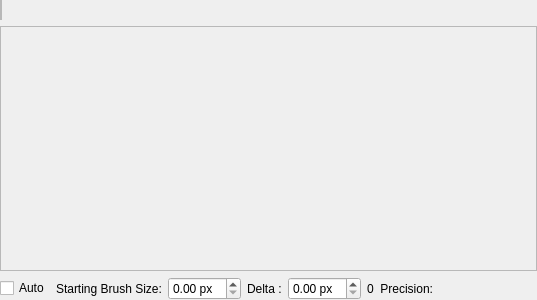
Qt form plugins/paintops/libpaintop/forms/wdgbrushchooser.ui (KDE/krita) before a commit.
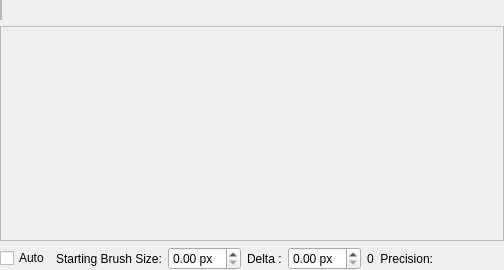
The same form after that commit. Custom widgets are drawn as their Qt base class.

Commit message: remove some superfluous borders and margins on brush tip UI

```diff
--- a/plugins/paintops/libpaintop/forms/wdgbrushchooser.ui
+++ b/plugins/paintops/libpaintop/forms/wdgbrushchooser.ui
@@ -6,11 +6,11 @@
    <rect>
     <x>0</x>
     <y>0</y>
-    <width>537</width>
-    <height>300</height>
+    <width>504</width>
+    <height>270</height>
    </rect>
   </property>
-  <layout class="QVBoxLayout" name="verticalLayout" stretch="0,1,0,0">
+  <layout class="QVBoxLayout" name="verticalLayout" stretch="0,1,0">
    <property name="leftMargin">
     <number>0</number>
    </property>
@@ -73,7 +73,10 @@
       <enum>QFrame::StyledPanel</enum>
      </property>
      <property name="frameShadow">
-      <enum>QFrame::Raised</enum>
+      <enum>QFrame::Plain</enum>
+     </property>
+     <property name="lineWidth">
+      <number>0</number>
      </property>
     </widget>
    </item>
```
Left out of the diff: 3 changed lines with no effect on the pictures. The commit also changes 1 other file.
